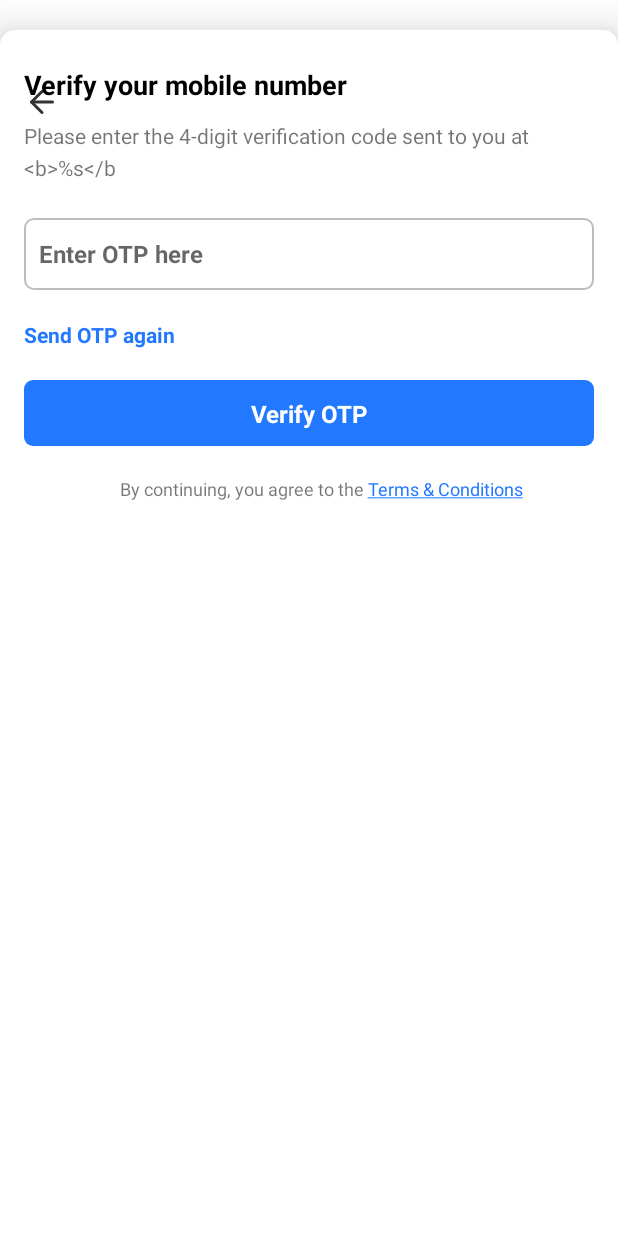
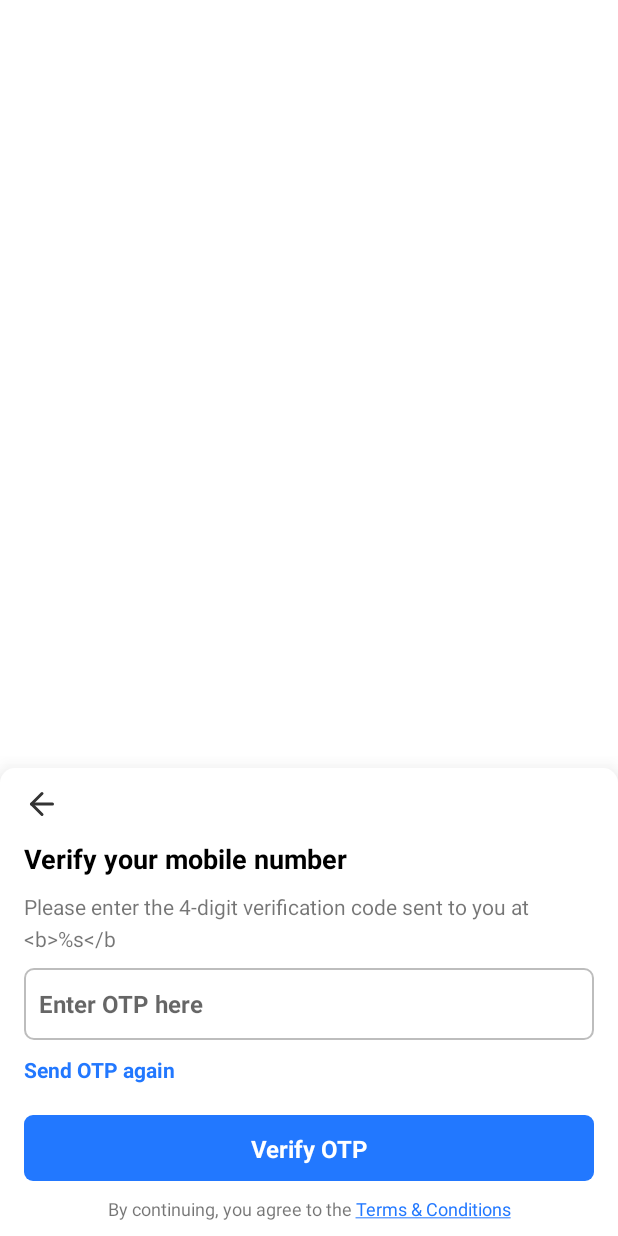
Before and after one commit to GauravPoswalAndroid/classplus-connect, an Android app: the layout fragment_otp.xml on its own in the app's theme, with its tools: preview values and no code run, on a phone screen of 412 x 824 dp. Run offline under Robolectric (Android 15) with nearby library versions, the light colour scheme and no system bars.

Commit message:
- adjust back button on otp verification

```diff
--- a/app/src/main/res/layout/fragment_otp.xml
+++ b/app/src/main/res/layout/fragment_otp.xml
@@ -3,8 +3,8 @@
     xmlns:app="http://schemas.android.com/apk/res-auto"
     xmlns:tools="http://schemas.android.com/tools"
     android:layout_width="match_parent"
-    android:layout_height="wrap_content"
-    android:paddingTop="20dp"
+    android:layout_height="match_parent"
+    android:gravity="bottom"
     android:clipToPadding="false">
 
     <androidx.constraintlayout.widget.ConstraintLayout
@@ -14,7 +14,6 @@
         android:background="@drawable/drawable_bg_shadow"
         android:elevation="20dp"
         android:paddingStart="16dp"
-        android:paddingTop="24dp"
         android:paddingEnd="16dp">
 
         <ImageView
@@ -33,24 +32,23 @@
             android:id="@+id/tv_login_heading"
             android:layout_width="wrap_content"
             android:layout_height="wrap_content"
-            android:layout_marginBottom="12dp"
             android:text="@string/verify_your_mobile_number"
             android:textColor="@color/black"
             android:textSize="18sp"
             android:textStyle="bold"
-            app:layout_constraintBottom_toTopOf="@+id/tv_enter_number_email"
-            app:layout_constraintLeft_toLeftOf="parent" />
+            app:layout_constraintStart_toStartOf="parent"
+            app:layout_constraintTop_toBottomOf="@+id/iv_back_btn" />
 
         <TextView
             android:id="@+id/tv_enter_number_email"
             android:layout_width="wrap_content"
             android:layout_height="wrap_content"
-            android:layout_marginBottom="24dp"
             android:lineSpacingExtra="5sp"
             android:text="@string/formatter_string"
+            android:layout_marginTop="10dp"
             android:textSize="14sp"
-            app:layout_constraintBottom_toTopOf="@+id/et_enter_otp"
-            app:layout_constraintLeft_toLeftOf="parent" />
+            app:layout_constraintStart_toStartOf="parent"
+            app:layout_constraintTop_toBottomOf="@+id/tv_login_heading" />
 
         <EditText
             android:id="@+id/et_enter_otp"
@@ -60,6 +58,7 @@
             android:focusableInTouchMode="true"
             android:gravity="center|start"
             android:hint="@string/enter_otp_here"
+            android:layout_marginTop="10dp"
             android:imeOptions="actionDone"
             android:inputType="number"
             android:maxLength="4"
@@ -67,13 +66,13 @@
             android:textColor="@color/black"
             android:textSize="16sp"
             android:textStyle="bold"
-            app:layout_constraintBottom_toTopOf="@+id/tv_send_again" />
+            app:layout_constraintStart_toStartOf="parent"
+            app:layout_constraintTop_toBottomOf="@+id/tv_enter_number_email" />
 
         <TextView
             android:id="@+id/tv_otp_error"
             android:layout_width="match_parent"
             android:layout_height="wrap_content"
-            android:layout_marginTop="5dp"
             android:textColor="@color/faculty_text"
             android:textSize="14sp"
             android:visibility="gone"
@@ -85,40 +84,38 @@
             android:id="@+id/tv_send_again"
             android:layout_width="wrap_content"
             android:layout_height="wrap_content"
-            android:layout_marginTop="20dp"
-            android:layout_marginBottom="24dp"
             android:text="@string/send_otp_again"
             android:textColor="@color/purple_500"
             android:textSize="14sp"
             android:textStyle="bold"
+            android:layout_marginTop="10dp"
             app:layout_constraintStart_toStartOf="parent"
             app:layout_constraintTop_toBottomOf="@+id/et_enter_otp" />
 
         <com.classplus.connect.login.ui.LoadingButtonVerifyOtp
             android:id="@+id/verify_otp"
             android:layout_width="match_parent"
-            android:layout_height="52dp"
-            android:layout_marginTop="60dp"
+            android:layout_height="wrap_content"
+            android:layout_marginTop="50dp"
             android:gravity="center"
             android:orientation="horizontal"
-            app:layout_constraintLeft_toLeftOf="parent"
+            app:layout_constraintBottom_toTopOf="@+id/tv_terms_conditions"
+            app:layout_constraintEnd_toEndOf="parent"
+            app:layout_constraintStart_toStartOf="parent"
             app:layout_constraintTop_toBottomOf="@+id/et_enter_otp" />
 
         <TextView
             android:id="@+id/tv_terms_conditions"
             android:layout_width="match_parent"
             android:layout_height="wrap_content"
-            android:layout_marginStart="16dp"
-            android:layout_marginTop="12dp"
-            android:layout_marginBottom="16dp"
             android:text="@string/str_terms_and_conditions_new"
             android:textAlignment="center"
             android:textSize="12sp"
             android:visibility="visible"
-            app:layout_constraintBottom_toBottomOf="parent"
-            app:layout_constraintStart_toStartOf="parent"
-            app:layout_constraintTop_toBottomOf="@id/verify_otp"
-            app:layout_constraintVertical_bias="0.0" />
+            android:layout_marginTop="10dp"
+            android:layout_marginBottom="10dp"
+            app:layout_constraintTop_toBottomOf="@+id/verify_otp"
+            app:layout_constraintBottom_toBottomOf="parent"/>
 
     </androidx.constraintlayout.widget.ConstraintLayout>
 
```
Also changed, not shown: app/src/main/res/layout/activity_login.xml (+8 -16 lines), app/src/main/res/layout/fragment_login_signup.xml (+6 -4 lines).
